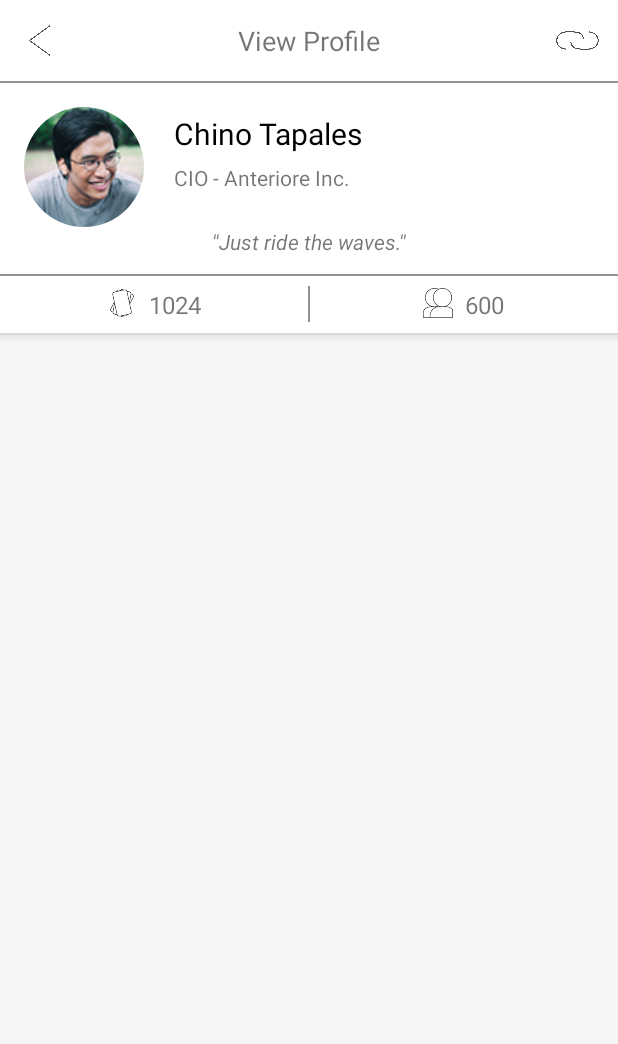
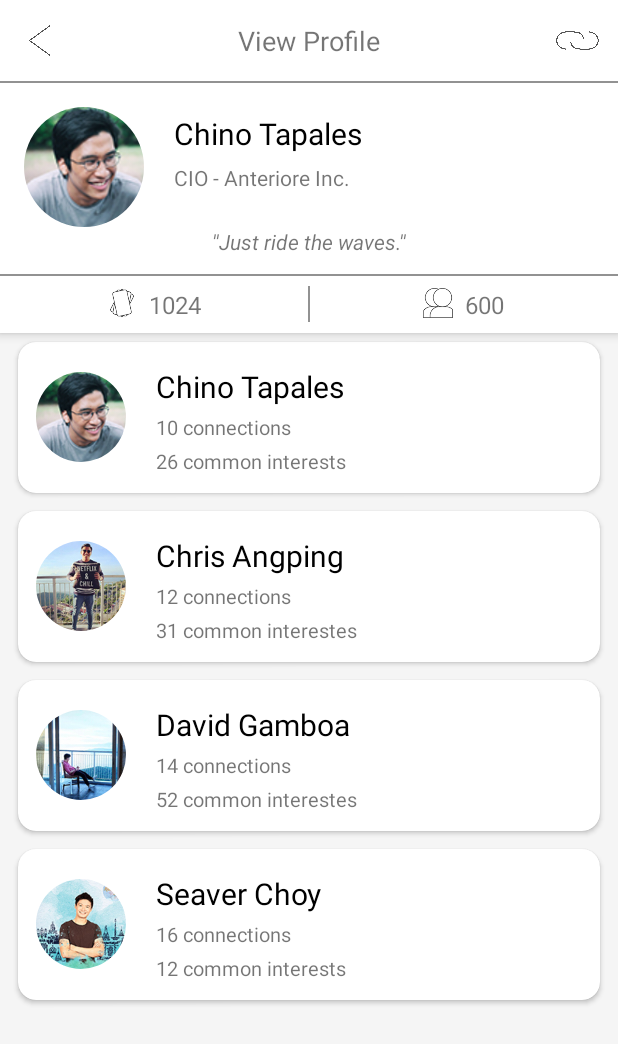
Before and after one commit to seaver-choy/CoLAB, an Android app: the ProfileActivity screen opened directly, with no data from a screen before it, on a phone screen of 412 x 824 dp. Shown: the top 1044 px of the screen. Run offline under Robolectric (Android 15) with nearby library versions, the light colour scheme and no system bars; plain views replace RoundedImageView.

Commit message:
Revert "CoLAB Alpha 0.3.4"
This reverts commit ab08acbc7831dbaec05811a629f0b37037a4c0e9.

```diff
--- a/app/src/main/java/com/anteriore/colab/FirebaseModel.java
+++ b/app/src/main/java/com/anteriore/colab/FirebaseModel.java
@@ -8,9 +8,13 @@ import android.util.Log;
 
 import com.anteriore.colab.Model.Hobby;
 import com.anteriore.colab.Model.Interest;
-import com.anteriore.colab.Model.User;
+import com.google.firebase.database.ChildEventListener;
+import com.google.firebase.database.DataSnapshot;
+import com.google.firebase.database.DatabaseError;
 import com.google.firebase.database.DatabaseReference;
 import com.google.firebase.database.FirebaseDatabase;
+import com.google.firebase.database.Query;
+import com.google.firebase.database.ValueEventListener;
 
 public class FirebaseModel {
     private DatabaseReference mDatabase;
--- a/app/src/main/java/com/anteriore/colab/InterestFragment.java
+++ b/app/src/main/java/com/anteriore/colab/InterestFragment.java
@@ -95,7 +95,7 @@ public class InterestFragment extends Fragment {
                 if(dataSnapshot.child("interestName").exists()) {
                     Interest currHobby = dataSnapshot.getValue(Interest.class);
 
-                    Resources resources = getActivity().getResources();
+                    Resources resources = getResources();
                     final int resourceId = resources.getIdentifier(currHobby.getInterestImage(), "drawable",
                             getActivity().getPackageName());
 
--- a/app/src/main/java/com/anteriore/colab/Model/Interest.java
+++ b/app/src/main/java/com/anteriore/colab/Model/Interest.java
@@ -16,7 +16,6 @@ public class Interest {
     public static String COLUMN_IMAGE = "interest_image";
     public static String COLUMN_ID = "interestID";
     public static String COLUMN_TYPE = "interest_type";
-    public static String FirebaseChildName = "interests";
     public enum interestTypes {
         hobby, like, passion
     }
--- a/app/src/main/java/com/anteriore/colab/MySQLiteModel.java
+++ b/app/src/main/java/com/anteriore/colab/MySQLiteModel.java
@@ -23,7 +23,6 @@ public class MySQLiteModel extends SQLiteOpenHelper{
                 + Interest.COLUMN_NAME + " TEXT,"
                 + Interest.COLUMN_TYPE + " TEXT,"
                 + Interest.COLUMN_IMAGE + " TEXT" + ")");
-
     }
 
     @Override
--- a/app/src/main/java/com/anteriore/colab/ProfileActivity.java
+++ b/app/src/main/java/com/anteriore/colab/ProfileActivity.java
@@ -12,7 +12,6 @@ import android.widget.RelativeLayout;
 import android.widget.TextView;
 
 import com.anteriore.colab.Model.Interest;
-import com.anteriore.colab.Model.User;
 
 import java.util.ArrayList;
 import java.util.List;
@@ -37,13 +36,13 @@ public class ProfileActivity extends AppCompatActivity {
         super.onCreate(savedInstanceState);
         setContentView(R.layout.activity_profile);
 
-        final ArrayList<User> users = new ArrayList<>();
-        /*
+        final ArrayList<ProfileConnection> connections = new ArrayList<>();
+
         connections.add(new ProfileConnection("Chino Tapales", "10 connections", "26 common interests", R.drawable.profile_chino));
         connections.add(new ProfileConnection("Chris Angping", "12 connections", "31 common interestes", R.drawable.profile_chris));
         connections.add(new ProfileConnection("David Gamboa", "14 connections", "52 common interestes", R.drawable.profile_david));
         connections.add(new ProfileConnection("Seaver Choy", "16 connections", "12 common interests", R.drawable.profile_seaver));
-        */
+
         final List<ProfileInterest> interests = new ArrayList<>();
 
         interests.add(new ProfileInterest("ACTING", R.drawable.interest_hobbies));
@@ -96,7 +95,7 @@ public class ProfileActivity extends AppCompatActivity {
             }
         });
 
-        profileConnectionAdapter = new ProfileConnectionAdapter(this, users);
+        profileConnectionAdapter = new ProfileConnectionAdapter(this, connections);
         connectionsRecyclerView.setLayoutManager(new LinearLayoutManager(this));
         connectionsRecyclerView.setAdapter(profileConnectionAdapter);
 
--- a/app/src/main/java/com/anteriore/colab/ProfileConnectionAdapter.java
+++ b/app/src/main/java/com/anteriore/colab/ProfileConnectionAdapter.java
@@ -8,20 +8,19 @@ import android.view.LayoutInflater;
 import android.view.View;
 import android.view.ViewGroup;
 import android.widget.ImageView;
+import android.widget.RelativeLayout;
 import android.widget.TextView;
-
-import com.anteriore.colab.Model.User;
 
 import java.util.List;
 
 public class ProfileConnectionAdapter extends RecyclerView.Adapter<ProfileConnectionAdapter.ProfileConnectionViewHolder> {
 
     private Context context;
-    private List<User> users;
+    private List<ProfileConnection> connections;
 
-    public ProfileConnectionAdapter(Context context, List<User> users) {
+    public ProfileConnectionAdapter(Context context, List<ProfileConnection> connections) {
         this.context = context;
-        this.users = users;
+        this.connections = connections;
     }
 
     public static class ProfileConnectionViewHolder extends RecyclerView.ViewHolder {
@@ -54,17 +53,14 @@ public class ProfileConnectionAdapter extends RecyclerView.Adapter<ProfileConnec
     }
 
     public void onBindViewHolder(ProfileConnectionViewHolder holder, int position) {
-        holder.connectionImage.setImageResource(users.get(position).getProfilePictureResource());
-        String username = users.get(position).getFirstName() + " " + users.get(position).getLastName();
-        holder.connectionName.setText(username);
-        String connectionCount = users.get(position).getNumberOfFriends() + " connections";
-        holder.connectionCount.setText(connectionCount);
-        String commonInterestCount = users.get(position).getNumberOfInterests() + " common interests";
-        holder.commonInterestCount.setText(commonInterestCount);
+        holder.connectionImage.setImageResource(connections.get(position).getConnectionImageURL());
+        holder.connectionName.setText(connections.get(position).getConnectionName());
+        holder.connectionCount.setText(connections.get(position).getConnectionCount());
+        holder.commonInterestCount.setText(connections.get(position).getCommonInterestCount());
     }
 
     public int getItemCount() {
-        return users.size();
+        return connections.size();
     }
 
     public void onAttachedToRecyclerView(RecyclerView recyclerView) {
--- a/app/src/main/java/com/anteriore/colab/RegisterActivity.java
+++ b/app/src/main/java/com/anteriore/colab/RegisterActivity.java
@@ -12,7 +12,6 @@ import android.widget.Button;
 import android.widget.EditText;
 import android.widget.Toast;
 
-import com.anteriore.colab.Model.User;
 import com.google.android.gms.tasks.OnCompleteListener;
 import com.google.android.gms.tasks.Task;
 import com.google.firebase.auth.AuthResult;
```
Also changed, not shown: app/src/main/java/com/anteriore/colab/CardActivity.java (+2 -11 lines), app/src/main/java/com/anteriore/colab/ProfileFragment.java (+4 -6 lines), app/src/main/java/com/anteriore/colab/User.java (renamed from app/src/main/java/com/anteriore/colab/Model/User.java, +5 -41 lines), 1 other file.
